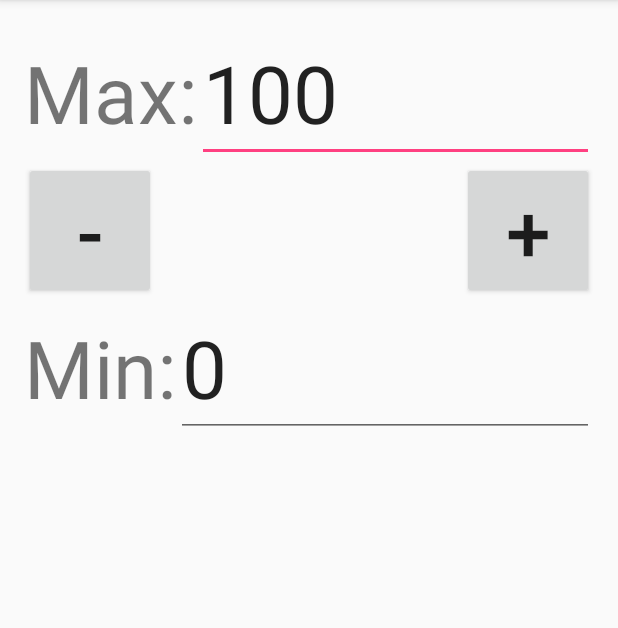
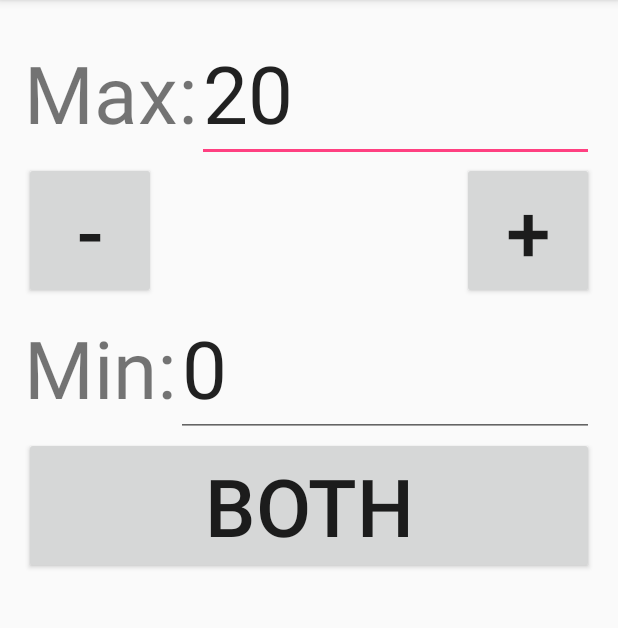
Before and after one commit to UTSA-Reactive-Android-2016/kbaldor, an Android app: the screen it shows after launch (MainActivity), on a phone screen of 412 x 824 dp, the part 84-712 px from its top. Run offline under Robolectric (Android 15) with nearby library versions, the phone set to English and light mode, and no system bars; libraries missing offline, so code that uses them is left out: nz.sodium; 3 statements that could not run were skipped.

Commit message:
latest changes from class

```diff
--- a/APIDemo/app/src/main/java/com/example/kbaldor/apidemo/MainActivity.java
+++ b/APIDemo/app/src/main/java/com/example/kbaldor/apidemo/MainActivity.java
@@ -29,7 +29,7 @@ public class MainActivity extends AppCompatActivity {
     }
 
     private String getServerName(){
-        return ((EditText)findViewById(R.id.servername)).getText().toString()+":3000";
+        return ((EditText)findViewById(R.id.servername)).getText().toString();
     }
 
 
@@ -48,6 +48,7 @@ public class MainActivity extends AppCompatActivity {
                 myCrypto);
 
         serverAPI.setServerName(getServerName());
+        serverAPI.setServerPort("25666");
 
 
         serverAPI.registerListener(new ServerAPI.Listener() {
@@ -55,6 +56,7 @@ public class MainActivity extends AppCompatActivity {
             public void onCommandFailed(String commandName, VolleyError volleyError) {
                 Toast.makeText(MainActivity.this,String.format("command %s failed!",commandName),
                         Toast.LENGTH_SHORT).show();
+                volleyError.printStackTrace();
             }
 
             @Override
@@ -143,6 +145,7 @@ public class MainActivity extends AppCompatActivity {
     }
 
     public void doCheckAPIVersion(View view){
+        serverAPI.setServerName(getServerName());
         serverAPI.checkAPIVersion();
     }
 
--- a/CellLoopTest/app/src/main/java/com/example/kbaldor/celllooptest/MainActivity.java
+++ b/CellLoopTest/app/src/main/java/com/example/kbaldor/celllooptest/MainActivity.java
@@ -4,11 +4,15 @@ import android.support.v7.app.AppCompatActivity;
 import android.os.Bundle;
 import android.view.View;
 import android.widget.Button;
+import android.widget.EditText;
 import android.widget.TextView;
 
+import nz.sodium.Cell;
 import nz.sodium.CellLoop;
+import nz.sodium.CellSink;
 import nz.sodium.Handler;
 import nz.sodium.Lambda2;
+import nz.sodium.Lambda3;
 import nz.sodium.Stream;
 import nz.sodium.StreamSink;
 import nz.sodium.Transaction;
@@ -20,6 +24,9 @@ public class MainActivity extends AppCompatActivity {
 
     StreamSink<Unit> minusEvent = new StreamSink<>();
     StreamSink<Unit> plusEvent = new StreamSink<>();
+
+    CellSink<Integer> max = new CellSink<>(20);
+    CellSink<Integer> min = new CellSink<>(0);
 
     @Override
     protected void onCreate(Bundle savedInstanceState) {
@@ -44,6 +51,20 @@ public class MainActivity extends AppCompatActivity {
             }
         });
 
+        findViewById(R.id.Max).setOnFocusChangeListener(new View.OnFocusChangeListener() {
+            @Override
+            public void onFocusChange(View view, boolean b) {
+                max.send(Integer.parseInt(((EditText)view).getText().toString()));
+            }
+        });
+
+        findViewById(R.id.Min).setOnFocusChangeListener(new View.OnFocusChangeListener() {
+            @Override
+            public void onFocusChange(View view, boolean b) {
+                min.send(Integer.parseInt(((EditText)view).getText().toString()));
+            }
+        });
+
         Transaction.runVoid(
                 new Runnable() {
                     @Override
@@ -64,7 +85,28 @@ public class MainActivity extends AppCompatActivity {
                             }
                         });
 
-                        value.loop(incrementValues.orElse(decrementValues).hold(50));
+                        Stream<Integer> changeValues = incrementValues.merge(decrementValues,
+                                new Lambda2<Integer, Integer, Integer>() {
+                                    @Override
+                                    public Integer apply(Integer inc, Integer dec) {
+                                        return (inc+dec)/2;
+                                    }
+                                });
+
+                        Cell<Integer> candidateValues = changeValues.hold(10);
+
+                        Cell<Integer> legalValues =
+                                candidateValues.lift(min, max, new Lambda3<Integer, Integer, Integer, Integer>() {
+                                    @Override
+                                    public Integer apply(Integer change, Integer min, Integer max) {
+                                        if(change > max) return max;
+                                        if(change < min) return min;
+                                        return change;
+                                    }
+                                });
+
+
+                        value.loop(legalValues);
                     }
                 }
         );
@@ -84,4 +126,14 @@ public class MainActivity extends AppCompatActivity {
     public void onPlus(View view){
 
     }
+
+    public void inc_and_dec(View view) {
+        Transaction.runVoid(new Runnable() {
+            @Override
+            public void run() {
+                minusEvent.send(Unit.UNIT);
+                plusEvent.send(Unit.UNIT);
+            }
+        });
+    }
 }
--- a/CellLoopTest/app/src/main/res/layout/activity_main.xml
+++ b/CellLoopTest/app/src/main/res/layout/activity_main.xml
@@ -23,7 +23,7 @@
             android:layout_height="wrap_content"
             android:layout_weight="1"
             android:textSize="24pt"
-            android:text="100"
+            android:text="20"
             android:id="@+id/Max"/>
     </LinearLayout>
     <LinearLayout
@@ -69,4 +69,11 @@
             android:text="0"
             android:id="@+id/Min"/>
     </LinearLayout>
+    <Button
+        android:layout_width="match_parent"
+        android:layout_height="wrap_content"
+        android:textSize="24pt"
+        android:text="BOTH"
+        android:onClick="inc_and_dec"
+        />
 </LinearLayout>
```
Also changed, not shown: APIDemo/app/src/main/java/com/example/kbaldor/apidemo/ServerAPI.java (+28 -4 lines), 1 other file.
